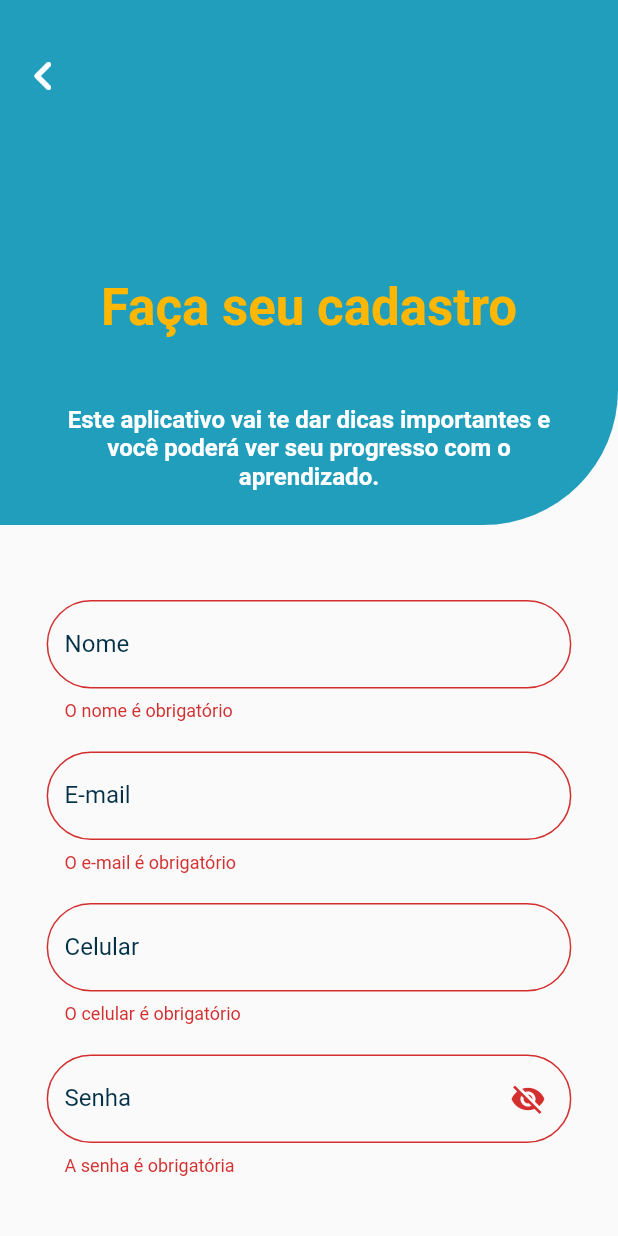
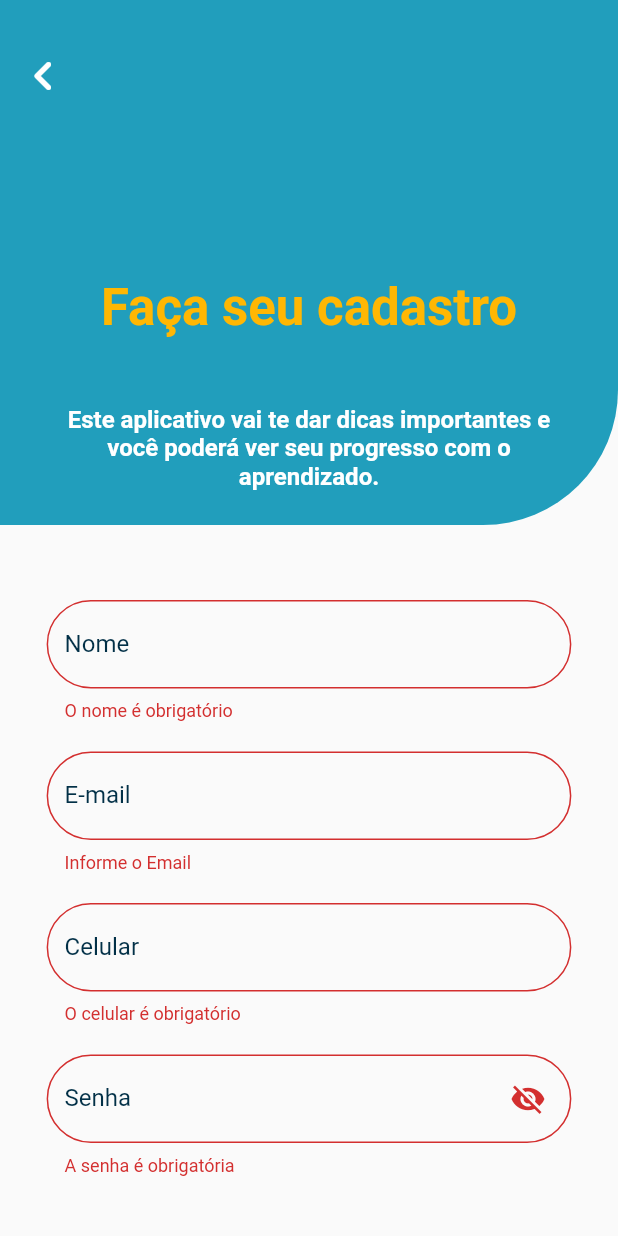
Before and after one commit to FidelisMatheus/down_maternity, a Flutter app: the RegisterUserPage screen opened by its route, after a tap on "Salvar", on a phone screen of 412 x 824 dp. Run offline on Flutter 3.47's test engine with Material 2 defaults, Android fonts, the light colour scheme and no system bars; our stand-ins replace firebase_core, font_awesome_flutter, get, mask_text_input_formatter; accounts and stored records are empty.

Commit message:
mascara do celular

```diff
--- a/lib/pages/register_user_page.dart
+++ b/lib/pages/register_user_page.dart
@@ -2,6 +2,7 @@
 
 import 'package:flutter/material.dart';
 import 'package:get/get.dart';
+import 'package:mask_text_input_formatter/mask_text_input_formatter.dart';
 import 'package:projeto_sindrome_down/auth/authentication.dart';
 import 'package:projeto_sindrome_down/routes/routes.dart';
 import 'package:projeto_sindrome_down/utils/appcolors.dart';
@@ -132,19 +133,16 @@ class _RegisterUserPageState extends State<RegisterUserPage> {
                           ),
                           floatingLabelBehavior: FloatingLabelBehavior.never,
                         ),
-                        validator: (value) {
-                          if (value == null || value.isEmpty) {
-                            return 'O e-mail é obrigatório';
-                          } else {
-                            email = value;
-                          }
-                          return null;
-                        },
+                        validator: _validarEmail,
+                        onSaved: (value) => email = value,
                       ),
                     ),
                     Padding(
                       padding: const EdgeInsets.all(10),
                       child: TextFormField(
+                        inputFormatters: [
+                          MaskTextInputFormatter(mask: "(##) # ####-####"),
+                        ],
                         keyboardType: TextInputType.phone,
                         decoration: InputDecoration(
                           labelText: 'Celular',
@@ -282,3 +280,16 @@ class _RegisterUserPageState extends State<RegisterUserPage> {
     );
   }
 }
+
+String? _validarEmail(String? value) {
+  String pattern =
+      r'^(([^<>()[\]\\.,;:\s@\"]+(\.[^<>()[\]\\.,;:\s@\"]+)*)|(\".+\"))@((\[[0-9]{1,3}\.[0-9]{1,3}\.[0-9]{1,3}\.[0-9]{1,3}\])|(([a-zA-Z\-0-9]+\.)+[a-zA-Z]{2,}))$';
+  RegExp regExp = RegExp(pattern);
+  if (value!.isEmpty) {
+    return "Informe o Email";
+  } else if (!regExp.hasMatch(value)) {
+    return "Email inválido";
+  } else {
+    return null;
+  }
+}
--- a/pubspec.yaml
+++ b/pubspec.yaml
@@ -36,6 +36,8 @@ dependencies:
   font_awesome_flutter: ^10.1.0
   url_launcher: ^6.1.3
   cloud_firestore: ^3.1.17
+
+  mask_text_input_formatter: ^2.3.0
 
 dev_dependencies:
   flutter_lints: ^1.0.0
```
Also changed, not shown: pubspec.lock.
